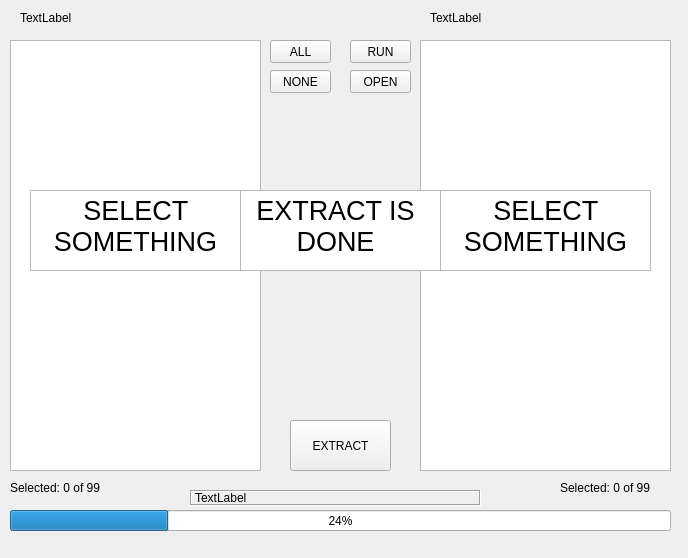
Before: the Qt Designer form analyzer.ui in ntrx/log-analyzer, drawn with Qt 5.
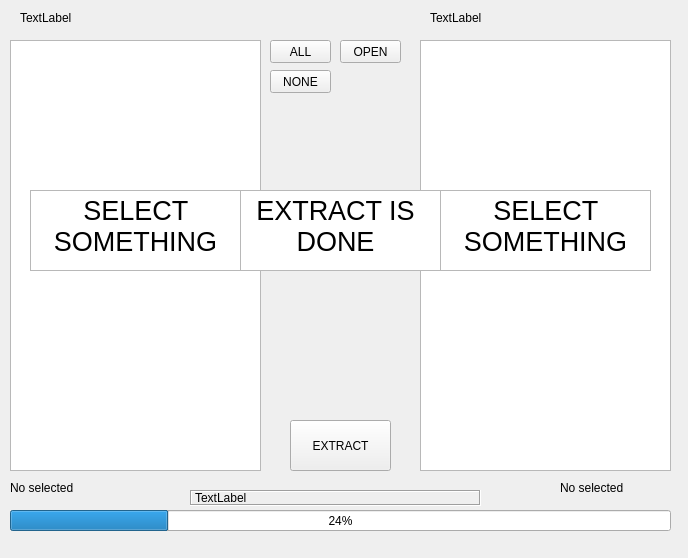
After: the same form once the commit is applied.

```diff
--- a/analyzer.ui
+++ b/analyzer.ui
@@ -145,19 +145,6 @@
      <string>ALL</string>
     </property>
    </widget>
-   <widget class="QPushButton" name="pushButton_3">
-    <property name="geometry">
-     <rect>
-      <x>350</x>
-      <y>40</y>
-      <width>61</width>
-      <height>23</height>
-     </rect>
-    </property>
-    <property name="text">
-     <string>RUN</string>
-    </property>
-   </widget>
    <widget class="QPushButton" name="pushButton_4">
     <property name="geometry">
      <rect>
@@ -227,7 +214,7 @@
      </rect>
     </property>
     <property name="text">
-     <string>Selected: 0 of 99</string>
+     <string>No selected</string>
     </property>
    </widget>
    <widget class="QLabel" name="label_4">
@@ -240,7 +227,7 @@
      </rect>
     </property>
     <property name="text">
-     <string>Selected: 0 of 99</string>
+     <string>No selected</string>
     </property>
    </widget>
    <widget class="QLabel" name="label_5">
@@ -299,8 +286,8 @@
    <widget class="QPushButton" name="pushButton_5">
     <property name="geometry">
      <rect>
-      <x>350</x>
-      <y>70</y>
+      <x>340</x>
+      <y>40</y>
       <width>61</width>
       <height>23</height>
      </rect>
```
Left out of the diff: 3 changed lines with no effect on the pictures.
